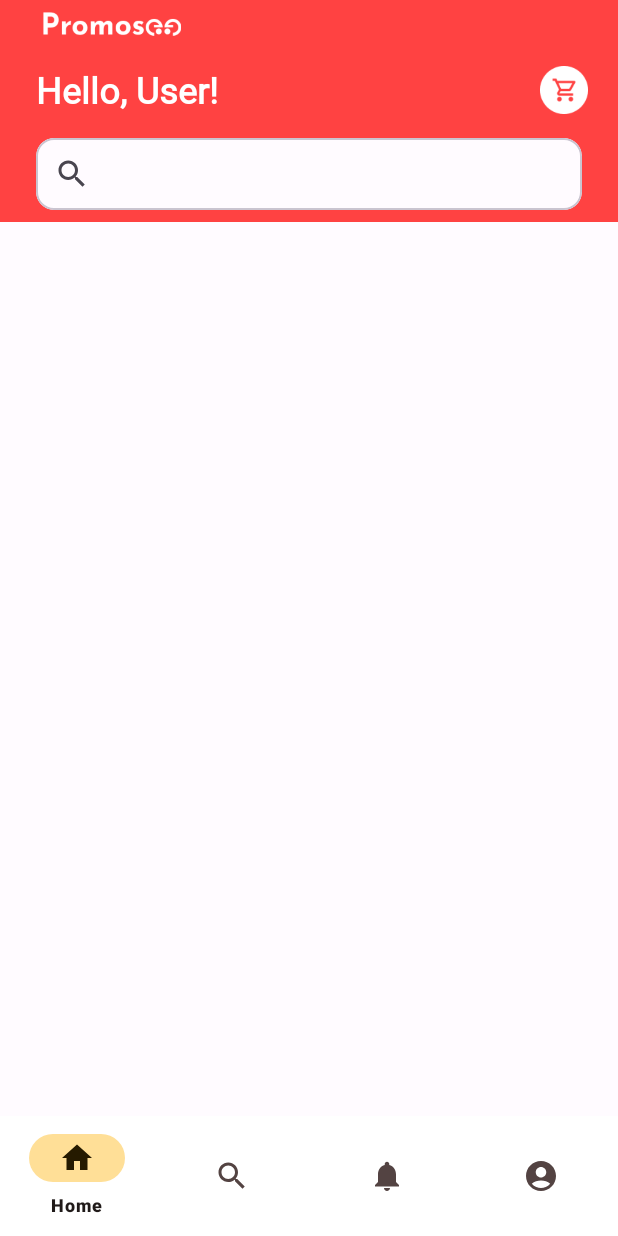
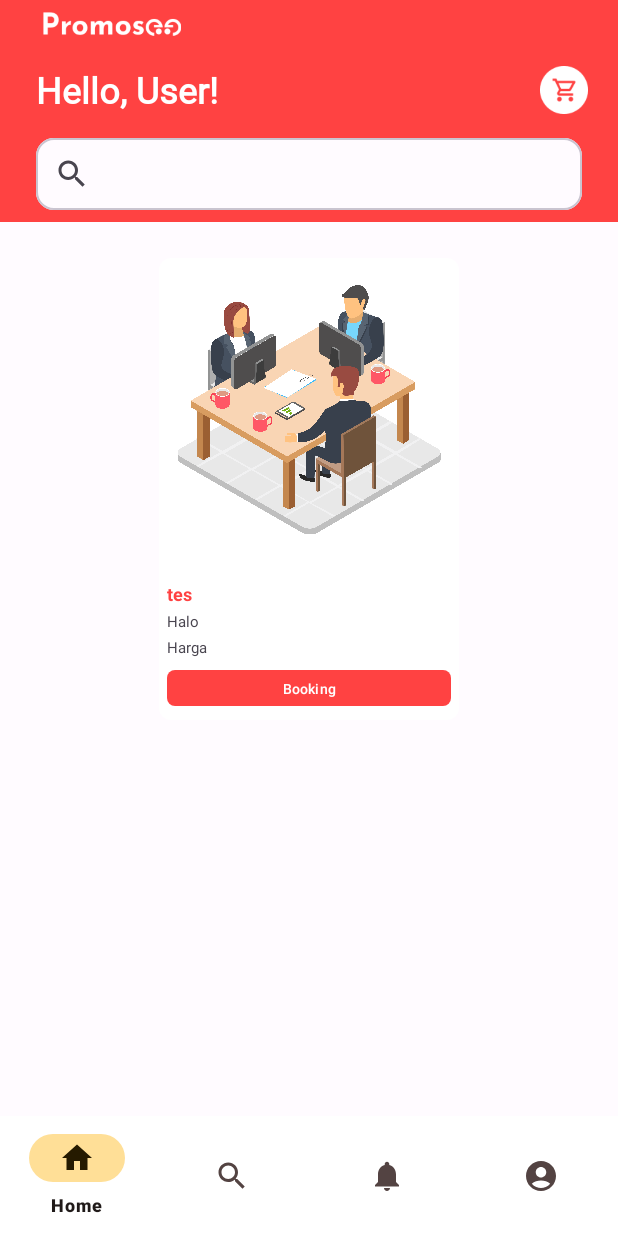
Before and after one commit to Bangkit-Capstone-C23-PS338/modul-MD, an Android app: the HomeFragment screen opened directly, with no data from a screen before it, on a phone screen of 412 x 824 dp. Run offline under Robolectric (Android 15) with nearby library versions, the phone set to English and light mode, and no system bars; our stand-ins replace navigation-ui.

Commit message:
Test bentar

```diff
--- a/app/src/main/res/layout/fragment_home.xml
+++ b/app/src/main/res/layout/fragment_home.xml
@@ -57,17 +57,94 @@
         <androidx.constraintlayout.widget.ConstraintLayout
             android:layout_width="match_parent"
             android:layout_height="match_parent">
-
-            <com.google.android.material.card.MaterialCardView
+            <LinearLayout
                 android:layout_width="match_parent"
                 android:layout_height="wrap_content"
+                android:gravity="center"
+                android:orientation="vertical"
+                android:padding="16dp"
                 app:layout_constraintTop_toTopOf="parent"
-                app:layout_constraintEnd_toEndOf="parent"
-                app:layout_constraintStart_toStartOf="parent">
+                app:layout_constraintBottom_toBottomOf="parent">
+
+                <androidx.cardview.widget.CardView
+                    android:layout_width="wrap_content"
+                    android:layout_height="wrap_content"
+                    android:layout_margin="8dp"
+                    app:cardCornerRadius="8dp"
+                    app:layout_constraintBottom_toBottomOf="parent"
+                    app:layout_constraintEnd_toEndOf="parent"
+                    app:layout_constraintStart_toStartOf="parent"
+                    app:layout_constraintTop_toTopOf="parent">
+
+                    <TableLayout
+                        android:layout_width="200dp"
+                        android:layout_height="wrap_content">
+
+                        <ImageView
+                            android:contentDescription="tes"
+                            android:id="@+id/avatar_card"
+                            android:layout_width="200dp"
+                            android:layout_height="200dp"
+                            android:adjustViewBounds="true"
+                            android:scaleType="centerCrop"
+                            android:src="@drawable/office" />
+
+                        <TableLayout
+                            android:layout_width="wrap_content"
+                            android:layout_height="wrap_content"
+                            android:padding="5dp">
+
+                            <LinearLayout
+                                android:layout_width="match_parent"
+                                android:layout_gravity="center"
+                                android:paddingTop="10dp"
+                                android:layout_height="wrap_content">
+
+                                <TextView
+                                    android:id="@+id/cardName"
+                                    android:text="tes"
+                                    android:textSize="12sp"
+                                    android:layout_height="wrap_content"
+                                    android:layout_width="wrap_content"
+                                    android:textStyle="bold"
+                                    android:layout_gravity="center"
+                                    android:gravity="center"
+                                    android:textColor="@color/seed"/>
+
+                            </LinearLayout>
+
+                            <TextView
+                                android:id="@+id/follower_Card"
+                                android:text="Halo"
+                                android:textSize="10dp"
+                                android:paddingTop="3dp"
+                                />
+
+                            <TextView
+                                android:id="@+id/card_price"
+                                android:text="Harga"
+                                android:textSize="10dp"
+                                android:paddingTop="3dp"
+                                />
+
+                            <Button
+                                android:layout_marginTop="4dp"
+                                app:cornerRadius="5dp"
+                                android:textSize="9dp"
+                                android:text="Booking"
+                                android:layout_gravity="center"
+                                android:gravity="center"
+                                android:layout_height="32dp"
+                                android:layout_width="match_parent" />
+
+                        </TableLayout>
 
 
+                    </TableLayout>
 
-            </com.google.android.material.card.MaterialCardView>
+                </androidx.cardview.widget.CardView>
+
+            </LinearLayout>
 
         </androidx.constraintlayout.widget.ConstraintLayout>
 
```
